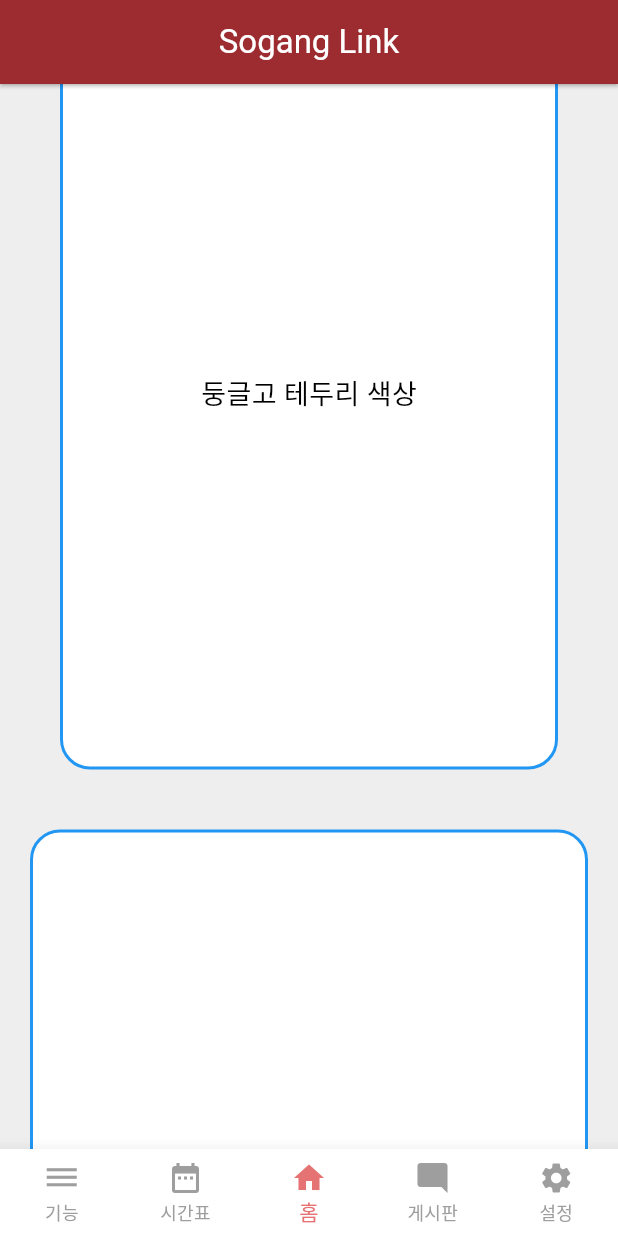
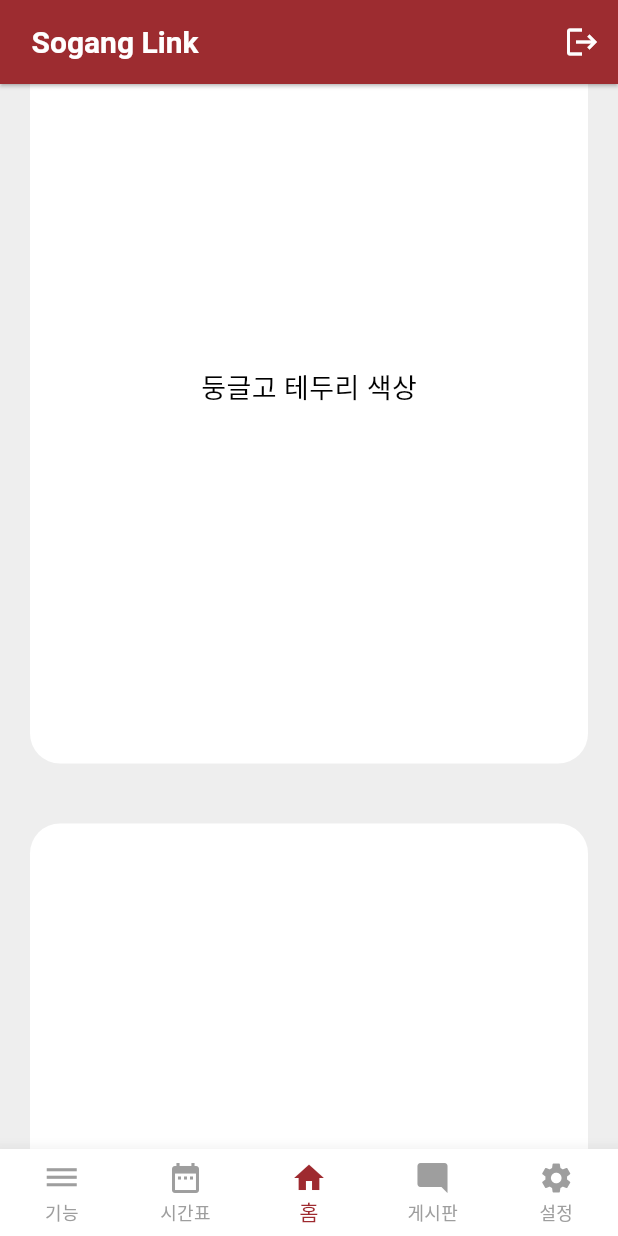
Before and after one commit to kevink1113/Sogang-Link, a Flutter app: the Home screen opened directly, scrolled down 576 dp, on a phone screen of 412 x 824 dp. Run offline on Flutter 3.47's test engine with Material 3 defaults, Android fonts, the phone set to English and light mode, and no system bars; our stand-ins replace flutter_secure_storage, fluttertoast, google_fonts, lottie; accounts and stored records are empty; network calls fail.

Commit message:
💄 Minor fixes with homepage

```diff
--- a/frontend/lib/home.dart
+++ b/frontend/lib/home.dart
@@ -37,14 +37,41 @@ class _HomeState extends State<Home> {
       backgroundColor: Colors.grey.shade200, // 밝은 회색으로 배경색 설정
       appBar: AppBar(
         scrolledUnderElevation: 1.0,
+        // leading: IconButton(
+        //   icon: Icon(Icons.logout),
+        //   onPressed: () {
+        //     // Add logout functionality here
+        //   },
+        // ),
+        actions: [
+          IconButton(
+            icon: const Icon(
+              Icons.logout,
+              color: Colors.white,
+            ),
+            onPressed: () {
+              Navigator.pushReplacement(
+                  context, MaterialPageRoute(builder: (_) => Login()));
+            },
+          ),
+        ],
+
         shadowColor: Colors.black, // AppBar 그림자 색상 변경
-        title: const Text(
-          'Sogang Link',
-          style: TextStyle(color: Colors.white),
+        title: Padding(
+          padding: const EdgeInsets.only(left: 5.0),
+          child: const Text(
+            'Sogang Link',
+            style: TextStyle(
+              color: Colors.white,
+              fontSize: 20,
+              fontWeight: FontWeight.w600,
+              // letterSpacing: 5.0,
+            ),
+          ),
         ),
         backgroundColor: Color(0xFF9e2a2f), // AppBar 색상 변경
         elevation: 0, // AppBar 그림자 제거
-        centerTitle: true, // 제목 중앙 정렬
+        centerTitle: false, // 제목 중앙 정렬
       ),
       body: IndexedStack(
         index: _selectedIndex,
@@ -74,7 +101,7 @@ class _HomeState extends State<Home> {
           ),
         ],
         currentIndex: _selectedIndex,
-        selectedItemColor: Colors.red[300], // 선택된 아이템 색상 변경
+        selectedItemColor: Color(0xFF9e2a2f), // 선택된 아이템 색상 변경
         onTap: _onItemTapped,
         type: BottomNavigationBarType.fixed, // 4개 이상의 아이템에도 배경색 유지
         backgroundColor: Colors.white, // BottomNavigationBar 배경색 변경
--- a/frontend/lib/homepage.dart
+++ b/frontend/lib/homepage.dart
@@ -26,13 +26,13 @@ class _HomePage extends State<HomePage> {
               decoration: BoxDecoration(
                 color: Colors.white, // Container의 배경색
                 borderRadius: BorderRadius.circular(20), // 둥근 모서리 반경 설정
-                border: Border.all(
-                  color: Colors.blue, // 테두리 색상
-                  width: 2, // 테두리 두께
-                ),
+                // border: Border.all(
+                //   color: Colors.blue, // 테두리 색상
+                //   width: 2, // 테두리 두께
+                // ),
               ),
               height: 300,
-              margin: EdgeInsets.fromLTRB(40, 30, 40, 10),
+              margin: EdgeInsets.fromLTRB(20, 30, 20, 10),
               child: Row(
                 mainAxisAlignment: MainAxisAlignment.spaceEvenly,
                 children: [
@@ -73,12 +73,12 @@ class _HomePage extends State<HomePage> {
               decoration: BoxDecoration(
                 color: Colors.white, // Container의 배경색
                 borderRadius: BorderRadius.circular(20), // 둥근 모서리 반경 설정
-                border: Border.all(
-                  color: Colors.blue, // 테두리 색상
-                  width: 2, // 테두리 두께
-                ),
+                // border: Border.all(
+                //   color: Colors.blue, // 테두리 색상
+                //   width: 2, // 테두리 두께
+                // ),
               ),
-              margin: EdgeInsets.fromLTRB(40, 20, 40, 30),
+              margin: EdgeInsets.fromLTRB(20, 20, 20, 30),
               child: Padding(
                 padding: EdgeInsets.fromLTRB(0, 10, 0, 10),
                 child: Column(
@@ -104,13 +104,13 @@ class _HomePage extends State<HomePage> {
             decoration: BoxDecoration(
               color: Colors.white, // Container의 배경색
               borderRadius: BorderRadius.circular(20), // 둥근 모서리 반경 설정
-              border: Border.all(
-                color: Colors.blue, // 테두리 색상
-                width: 2, // 테두리 두께
-              ),
+              // border: Border.all(
+              //   color: Colors.blue, // 테두리 색상
+              //   width: 2, // 테두리 두께
+              // ),
             ),
             height: 500,
-            margin: EdgeInsets.fromLTRB(40, 30, 40, 30),
+            margin: EdgeInsets.fromLTRB(20, 30, 20, 30),
             child: Center(
               child: Text(
                 '둥글고 테두리 색상',
@@ -126,10 +126,10 @@ class _HomePage extends State<HomePage> {
             decoration: BoxDecoration(
               color: Colors.white, // Container의 배경색
               borderRadius: BorderRadius.circular(20), // 둥근 모서리 반경 설정
-              border: Border.all(
-                color: Colors.blue, // 테두리 색상
-                width: 2, // 테두리 두께
-              ),
+              // border: Border.all(
+              //   color: Colors.blue, // 테두리 색상
+              //   width: 2, // 테두리 두께
+              // ),
             ),
             height: 500,
             margin: EdgeInsets.fromLTRB(20, 10, 20, 10),
```
